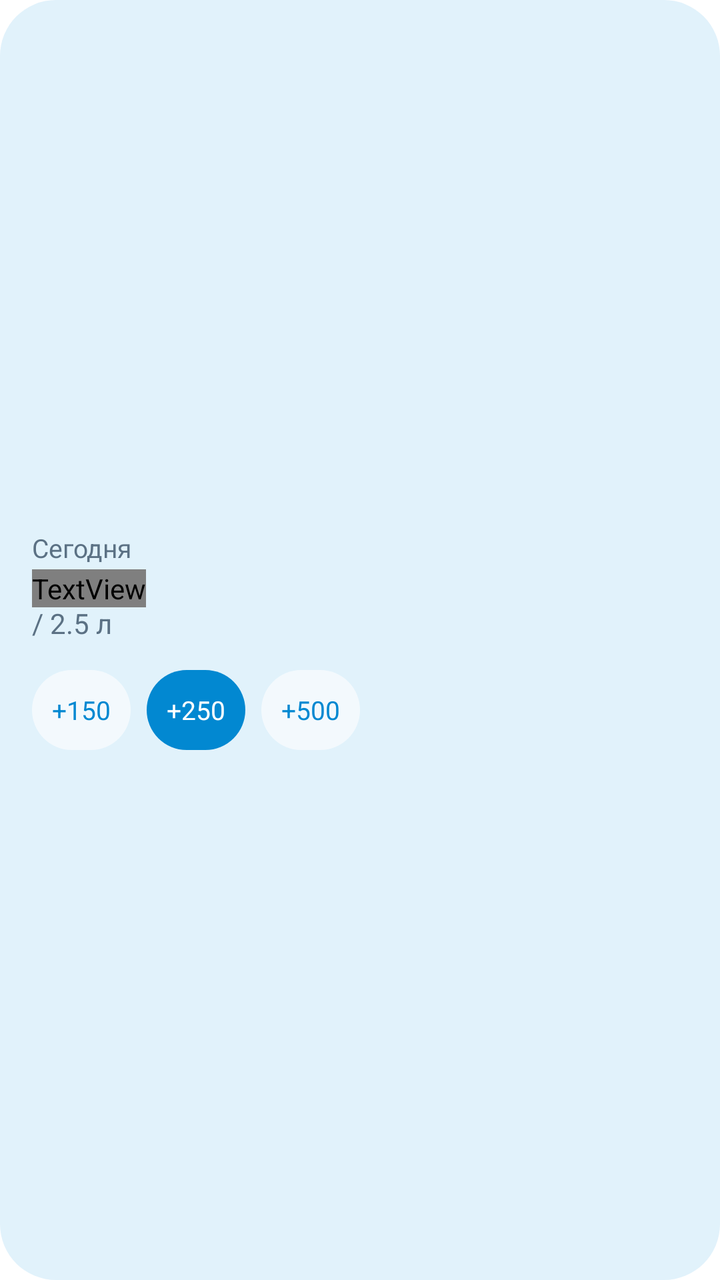
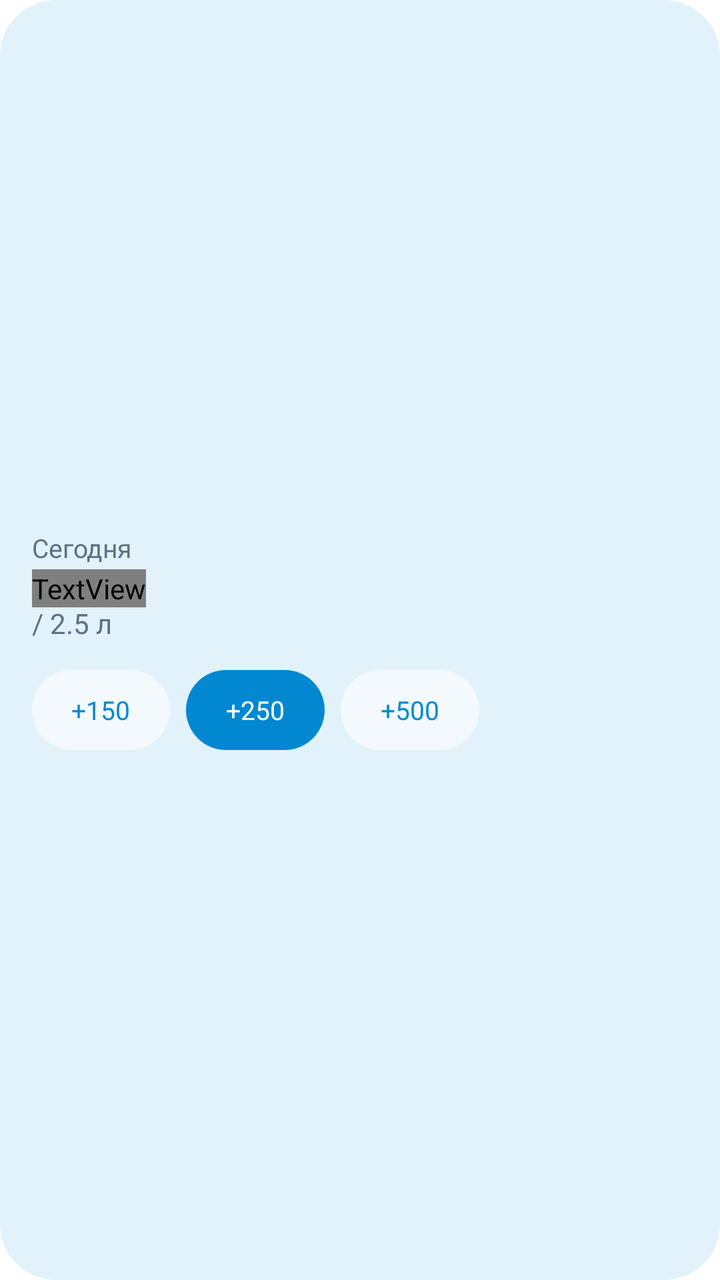

Two renders of the same Android screen: before a commit and after it. Below are the layout's source before the change and the commit's diff.
<!-- AndroidManifest.xml: fallback theme Theme.MaterialComponents.DayNight.NoActionBar -->
<!-- res/layout/water_widget_layout.xml -->
<?xml version="1.0" encoding="utf-8"?>
<LinearLayout xmlns:android="http://schemas.android.com/apk/res/android"
    android:id="@+id/widgetRoot"
    android:layout_width="match_parent"
    android:layout_height="match_parent"
    android:orientation="horizontal"
    android:padding="16dp"
    android:background="@drawable/water_widget_card_bg">

    <LinearLayout
        android:layout_width="0dp"
        android:layout_height="match_parent"
        android:layout_weight="1"
        android:orientation="vertical"
        android:gravity="center_vertical">

        <TextView
            android:id="@+id/tvTitle"
            android:layout_width="wrap_content"
            android:layout_height="wrap_content"
            android:text="Сегодня"
            android:textColor="#5B7184"
            android:textSize="13sp"
            android:textStyle="normal" />

        <TextView
            android:id="@+id/tvAmount"
            android:layout_width="wrap_content"
            android:layout_height="wrap_content"
            android:layout_marginTop="2dp"
            android:text="1.5"
            android:textColor="#0E2235"
            android:textSize="32sp"
            android:textStyle="normal"
            android:fontFamily="sans" />

        <TextView
            android:id="@+id/tvGoal"
            android:layout_width="wrap_content"
            android:layout_height="wrap_content"
            android:layout_marginTop="-2dp"
            android:text="/ 2.5 л"
            android:textColor="#5B7184"
            android:textSize="14sp" />

        <LinearLayout
            android:layout_width="match_parent"
            android:layout_height="40dp"
            android:layout_marginTop="14dp"
            android:orientation="horizontal"
            android:weightSum="3">

            <TextView
                android:id="@+id/btnAdd150"
                android:layout_width="0dp"
                android:layout_height="match_parent"
                android:layout_weight="1"
                android:gravity="center"
                android:text="+150"
                android:textColor="#0288D1"
                android:textSize="13sp"
                android:textStyle="normal"
                android:background="@drawable/water_widget_chip_bg" />

            <TextView
                android:id="@+id/btnAdd250"
                android:layout_width="0dp"
                android:layout_height="match_parent"
                android:layout_marginStart="8dp"
                android:layout_marginEnd="8dp"
                android:layout_weight="1"
                android:gravity="center"
                android:text="+250"
                android:textColor="#FFFFFF"
                android:textSize="13sp"
                android:textStyle="normal"
                android:background="@drawable/water_widget_button_bg" />

            <TextView
                android:id="@+id/btnAdd500"
                android:layout_width="0dp"
                android:layout_height="match_parent"
                android:layout_weight="1"
                android:gravity="center"
                android:text="+500"
                android:textColor="#0288D1"
                android:textSize="13sp"
                android:textStyle="normal"
                android:background="@drawable/water_widget_chip_bg" />
        </LinearLayout>
    </LinearLayout>

    <ImageView
        android:id="@+id/ivWaterProgress"
        android:layout_width="154dp"
        android:layout_height="match_parent"
        android:layout_marginStart="10dp"
        android:contentDescription="@string/water_widget_progress_description"
        android:scaleType="centerInside" />

</LinearLayout>
<!-- resources referenced by this layout -->
<resources>
  <!-- drawable water_widget_button_bg (drawable) -->
  <?xml version="1.0" encoding="utf-8"?>
  <shape xmlns:android="http://schemas.android.com/apk/res/android"
      android:shape="rectangle">
      <corners android:radius="20dp" />
      <solid android:color="#FF0288D1" />
  </shape>
  <!-- drawable water_widget_card_bg (drawable) -->
  <?xml version="1.0" encoding="utf-8"?>
  <shape xmlns:android="http://schemas.android.com/apk/res/android"
      android:shape="rectangle">
      <corners android:radius="28dp" />
      <solid android:color="#FFE1F2FB" />
  </shape>
  <!-- drawable water_widget_chip_bg (drawable) -->
  <?xml version="1.0" encoding="utf-8"?>
  <shape xmlns:android="http://schemas.android.com/apk/res/android"
      android:shape="rectangle">
      <corners android:radius="20dp" />
      <solid android:color="#99FFFFFF" />
  </shape>
  <string name="water_widget_progress_description">Прогресс воды</string>
</resources>

<!-- the commit's change to res/layout/water_widget_layout.xml (unified diff, before → after) -->
@@ -55,6 +55,8 @@
                 android:layout_width="0dp"
                 android:layout_height="match_parent"
                 android:layout_weight="1"
+                android:clickable="true"
+                android:focusable="true"
                 android:gravity="center"
                 android:text="+150"
                 android:textColor="#0288D1"
@@ -69,6 +71,8 @@
                 android:layout_marginStart="8dp"
                 android:layout_marginEnd="8dp"
                 android:layout_weight="1"
+                android:clickable="true"
+                android:focusable="true"
                 android:gravity="center"
                 android:text="+250"
                 android:textColor="#FFFFFF"
@@ -81,6 +85,8 @@
                 android:layout_width="0dp"
                 android:layout_height="match_parent"
                 android:layout_weight="1"
+                android:clickable="true"
+                android:focusable="true"
                 android:gravity="center"
                 android:text="+500"
                 android:textColor="#0288D1"
@@ -92,10 +98,13 @@
 
     <ImageView
         android:id="@+id/ivWaterProgress"
-        android:layout_width="154dp"
+        android:layout_width="0dp"
         android:layout_height="match_parent"
         android:layout_marginStart="10dp"
+        android:layout_weight="0.42"
+        android:clickable="false"
         android:contentDescription="@string/water_widget_progress_description"
-        android:scaleType="centerInside" />
+        android:focusable="false"
+        android:scaleType="fitCenter" />
 
 </LinearLayout>
